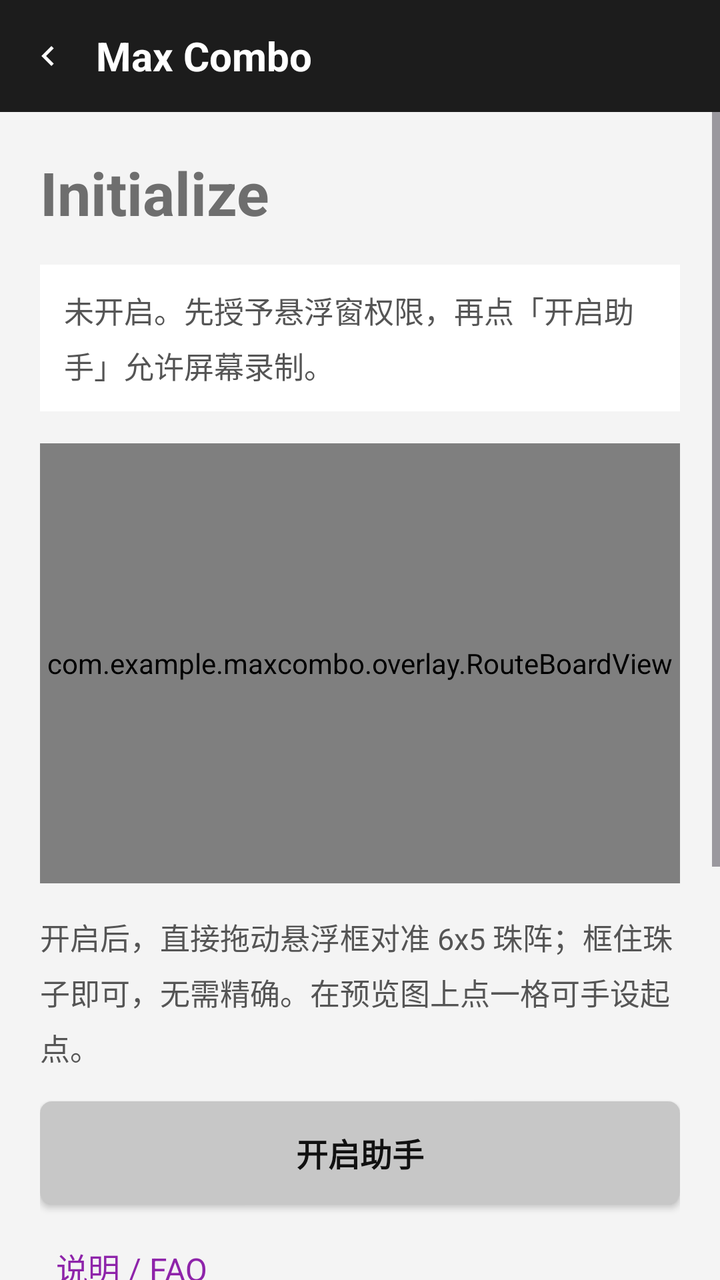
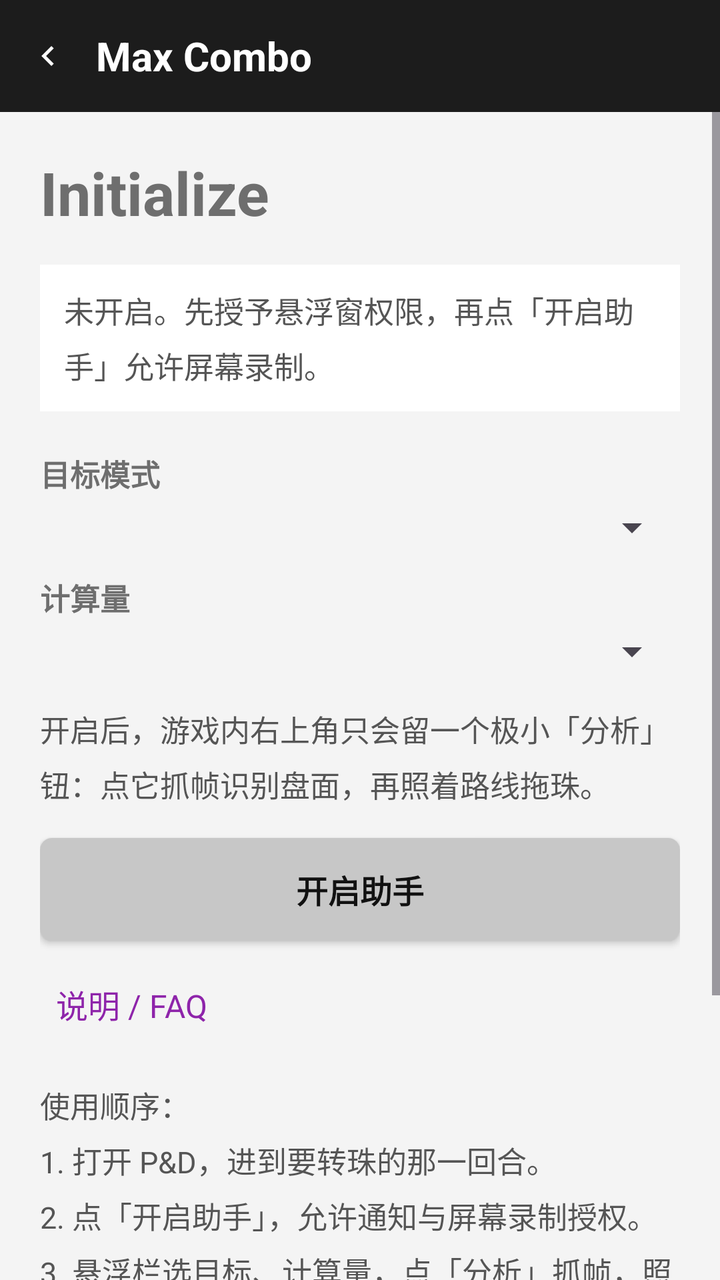

Two renders of the same Android screen: before a commit and after it. Below are the layout's source before the change and the commit's diff.
<!-- AndroidManifest.xml: application theme Theme.MaxCombo -->
<!-- res/layout/activity_main.xml -->
<?xml version="1.0" encoding="utf-8"?>
<LinearLayout xmlns:android="http://schemas.android.com/apk/res/android"
    android:layout_width="match_parent"
    android:layout_height="match_parent"
    android:orientation="vertical"
    android:background="@color/pageBg">

    
    <LinearLayout
        android:layout_width="match_parent"
        android:layout_height="56dp"
        android:background="@color/topBar"
        android:gravity="center_vertical"
        android:paddingStart="8dp"
        android:paddingEnd="16dp">

        <ImageView
            android:layout_width="32dp"
            android:layout_height="32dp"
            android:padding="6dp"
            android:src="@drawable/ic_back"
            android:contentDescription="back" />

        <TextView
            android:layout_width="wrap_content"
            android:layout_height="wrap_content"
            android:layout_marginStart="8dp"
            android:text="Max Combo"
            android:textColor="#FFFFFF"
            android:textSize="20sp"
            android:textStyle="bold" />
    </LinearLayout>

    <ScrollView
        android:layout_width="match_parent"
        android:layout_height="match_parent"
        android:background="@color/pageBg">

        <LinearLayout
            android:layout_width="match_parent"
            android:layout_height="wrap_content"
            android:orientation="vertical"
            android:padding="20dp">

            <TextView
                android:layout_width="wrap_content"
                android:layout_height="wrap_content"
                android:text="Initialize"
                android:textColor="@color/textTitle"
                android:textSize="30sp"
                android:textStyle="bold"
                android:layout_marginBottom="16dp" />

            <TextView
                android:id="@+id/statusText"
                android:layout_width="match_parent"
                android:layout_height="wrap_content"
                android:text="未开启。先授予悬浮窗权限，再点「开启助手」允许屏幕录制。"
                android:textColor="@color/textBody"
                android:textSize="15sp"
                android:lineSpacingExtra="6dp"
                android:padding="12dp"
                android:background="#FFFFFF"
                android:layout_marginBottom="16dp" />

            <com.example.maxcombo.overlay.RouteBoardView
                android:id="@+id/preview"
                android:layout_width="match_parent"
                android:layout_height="220dp"
                android:background="#1A000000"
                android:layout_marginBottom="16dp" />

            <TextView
                android:layout_width="wrap_content"
                android:layout_height="wrap_content"
                android:text="开启后，直接拖动悬浮框对准 6x5 珠阵；框住珠子即可，无需精确。在预览图上点一格可手设起点。"
                android:textColor="@color/textBody"
                android:textSize="15sp"
                android:lineSpacingExtra="6dp"
                android:layout_marginBottom="16dp" />

            <Button
                android:id="@+id/toggleBtn"
                android:layout_width="match_parent"
                android:layout_height="wrap_content"
                android:background="@drawable/btn_gray"
                android:textColor="#111111"
                android:textStyle="bold"
                android:textAllCaps="true"
                android:textSize="16sp"
                android:padding="14dp"
                android:stateListAnimator="@null"
                android:elevation="2dp"
                android:layout_marginBottom="12dp"
                android:text="开启助手" />

            <TextView
                android:id="@+id/btnHelp"
                android:layout_width="wrap_content"
                android:layout_height="wrap_content"
                android:text="说明 / FAQ"
                android:textColor="@color/textLink"
                android:textSize="16sp"
                android:padding="8dp"
                android:layout_marginBottom="20dp" />

            <TextView
                android:layout_width="match_parent"
                android:layout_height="wrap_content"
                android:lineSpacingExtra="6dp"
                android:textColor="@color/textBody"
                android:textSize="15sp"
                android:text="使用顺序：&#10;1. 打开 P&amp;D，进到要转珠的那一回合。&#10;2. 点「开启助手」，允许通知与屏幕录制授权。&#10;3. 悬浮栏选目标、计算量，点「分析」抓帧，照路线拖珠。&#10;&#10;注意：识别靠颜色，不同主题/机型可能要微调参考色；天空掉落随机，路线只算你这一步能确定的 combo。这是外部辅助工具，不读游戏内存、不注入，账号风险自担。" />
        </LinearLayout>
    </ScrollView>
</LinearLayout>
<!-- resources referenced by this layout -->
<resources>
  <color name="pageBg">#F4F4F4</color>
  <color name="textBody">#555555</color>
  <color name="textLink">#8E24AA</color>
  <color name="textTitle">#6E6E6E</color>
  <color name="topBar">#1C1C1C</color>
  <!-- drawable btn_gray (drawable) -->
  <?xml version="1.0" encoding="utf-8"?>
  <selector xmlns:android="http://schemas.android.com/apk/res/android">
      <item android:state_pressed="true">
          <shape android:shape="rectangle">
              <solid android:color="@color/btnGrayDark" />
              <corners android:radius="6dp" />
          </shape>
      </item>
      <item>
          <shape android:shape="rectangle">
              <solid android:color="@color/btnGray" />
              <corners android:radius="6dp" />
          </shape>
      </item>
  </selector>
  <!-- drawable ic_back (drawable) -->
  <?xml version="1.0" encoding="utf-8"?>
  <vector xmlns:android="http://schemas.android.com/apk/res/android"
      android:width="24dp"
      android:height="24dp"
      android:viewportWidth="24"
      android:viewportHeight="24">
      <path
          android:fillColor="#FFFFFF"
          android:pathData="M15.4,16.6L10.8,12l4.6,-4.6L14,6l-6,6 6,6z" />
  </vector>
  <style name="Theme.MaxCombo" parent="Theme.Material3.DayNight.NoActionBar">
          <item name="colorPrimary">@color/accentPurple</item>
          <item name="android:windowBackground">@color/pageBg</item>
          <item name="android:statusBarColor">@color/topBar</item>
      </style>
  <color name="btnGrayDark">#B8B8B8</color>
  <color name="btnGray">#C7C7C7</color>
  <color name="accentPurple">#9C4DCC</color>
</resources>

<!-- the commit's change to res/layout/activity_main.xml (unified diff, before → after) -->
@@ -63,17 +63,41 @@
                 android:background="#FFFFFF"
                 android:layout_marginBottom="16dp" />
 
-            <com.example.maxcombo.overlay.RouteBoardView
-                android:id="@+id/preview"
+            <TextView
+                android:layout_width="wrap_content"
+                android:layout_height="wrap_content"
+                android:text="目标模式"
+                android:textColor="@color/textTitle"
+                android:textSize="15sp"
+                android:textStyle="bold"
+                android:layout_marginTop="4dp"
+                android:layout_marginBottom="4dp" />
+
+            <Spinner
+                android:id="@+id/targetSpinner"
                 android:layout_width="match_parent"
-                android:layout_height="220dp"
-                android:background="#1A000000"
+                android:layout_height="wrap_content"
+                android:layout_marginBottom="12dp" />
+
+            <TextView
+                android:layout_width="wrap_content"
+                android:layout_height="wrap_content"
+                android:text="计算量"
+                android:textColor="@color/textTitle"
+                android:textSize="15sp"
+                android:textStyle="bold"
+                android:layout_marginBottom="4dp" />
+
+            <Spinner
+                android:id="@+id/levelSpinner"
+                android:layout_width="match_parent"
+                android:layout_height="wrap_content"
                 android:layout_marginBottom="16dp" />
 
             <TextView
                 android:layout_width="wrap_content"
                 android:layout_height="wrap_content"
-                android:text="开启后，直接拖动悬浮框对准 6x5 珠阵；框住珠子即可，无需精确。在预览图上点一格可手设起点。"
+                android:text="开启后，游戏内右上角只会留一个极小「分析」钮：点它抓帧识别盘面，再照着路线拖珠。"
                 android:textColor="@color/textBody"
                 android:textSize="15sp"
                 android:lineSpacingExtra="6dp"
